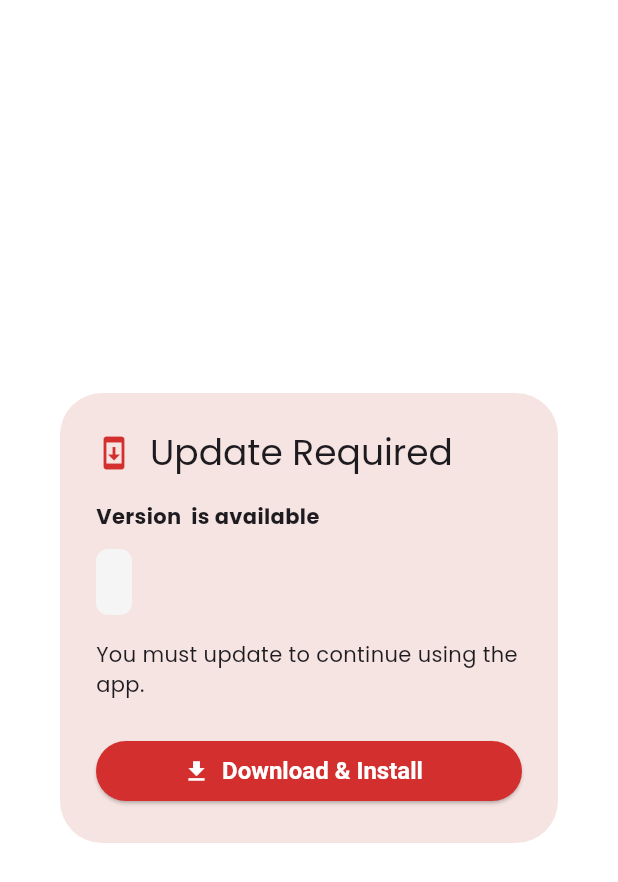
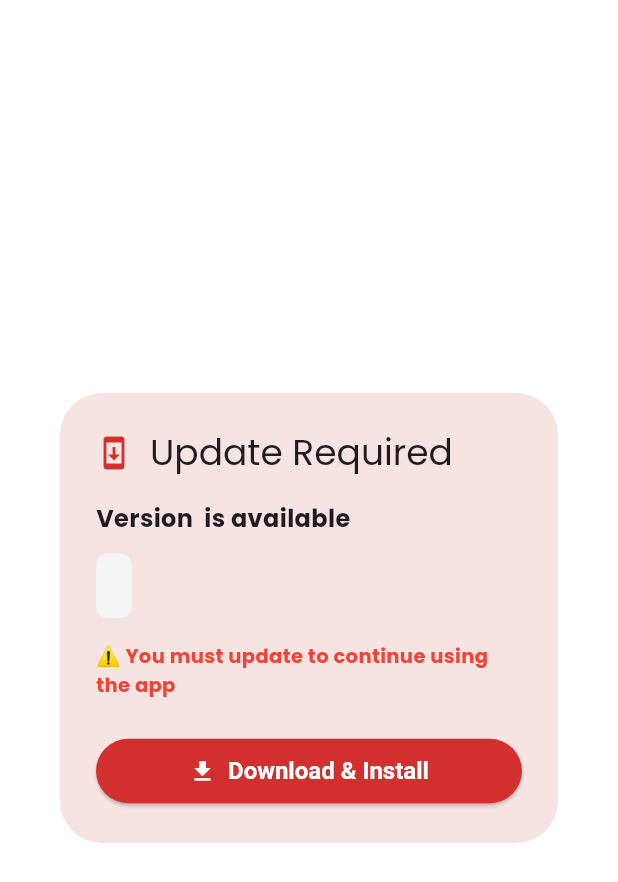
Before and after one commit to Rehancodecraft/EC-Saver, a Flutter app: the UpdateDialog widget shown alone on an empty page, opened directly with empty values, on a phone screen of 412 x 824 dp. Shown: the top 882 px of the screen. Run offline on Flutter 3.47's test engine with Material 3 defaults, Android fonts, the phone set to English and light mode, and no system bars; our stand-ins replace google_fonts, open_file, package_info_plus, pdf, permission_handler, printing and 2 more; missing offline and left inert: dart:html; accounts and stored records are empty; network calls fail.

Commit message:
solving the stuck problem

```diff
--- a/lib/widgets/update_dialog.dart
+++ b/lib/widgets/update_dialog.dart
@@ -1,3 +1,5 @@
+import 'dart:io';
+import 'package:flutter/services.dart';
 import 'package:flutter/material.dart';
 import 'package:open_file/open_file.dart';
 import '../services/update_service.dart';
@@ -45,15 +47,31 @@ class _UpdateDialogState extends State<UpdateDialog> {
         }
       });
 
-      await Future.delayed(const Duration(seconds: 1));
+      // small delay to let OpenFile/open installer trigger
+      await Future.delayed(const Duration(milliseconds: 800));
+
       if (mounted) {
+        // Inform user then exit app so installer can replace app cleanly
         setState(() {
           _isDownloading = false;
-          _status = 'Installer opened. If not, check your Downloads folder and install manually.';
+          _status = 'Installer opened. The app will close so installation can proceed.';
         });
-        Future.delayed(const Duration(seconds: 3), () {
-          if (mounted) Navigator.of(context).pop();
-        });
+
+        // Give user a moment to read status
+        await Future.delayed(const Duration(seconds: 1));
+
+        // Close dialog if open
+        if (mounted) Navigator.of(context).pop();
+
+        // Gracefully exit the app so installer can run and new app can be started.
+        // On Android SystemNavigator.pop() will move app to background; exit(0) ensures process ends.
+        try {
+          SystemNavigator.pop();
+        } catch (_) {}
+        // Fallback to ensure process terminates
+        try {
+          exit(0);
+        } catch (_) {}
       }
     } catch (e) {
       if (mounted) {
@@ -88,12 +106,26 @@ class _UpdateDialogState extends State<UpdateDialog> {
           mainAxisSize: MainAxisSize.min,
           crossAxisAlignment: CrossAxisAlignment.start,
           children: [
-            Text('Version ${widget.latestVersion} is available', style: const TextStyle(fontWeight: FontWeight.bold)),
+            Text(
+              'Version ${widget.latestVersion} is available',
+              style: const TextStyle(
+                fontSize: 16,
+                fontWeight: FontWeight.bold,
+              ),
+            ),
             const SizedBox(height: 12),
             Container(
               padding: const EdgeInsets.all(12),
-              decoration: BoxDecoration(color: Colors.grey[100], borderRadius: BorderRadius.circular(8)),
-              child: Text(widget.releaseNotes, maxLines: 6, overflow: TextOverflow.ellipsis),
+              decoration: BoxDecoration(
+                color: Colors.grey[100],
+                borderRadius: BorderRadius.circular(8),
+              ),
+              child: Text(
+                widget.releaseNotes,
+                style: const TextStyle(fontSize: 13),
+                maxLines: 6,
+                overflow: TextOverflow.ellipsis,
+              ),
             ),
             const SizedBox(height: 16),
             if (_isDownloading) ...[
@@ -101,8 +133,15 @@ class _UpdateDialogState extends State<UpdateDialog> {
               const SizedBox(height: 8),
               Text(_status),
             ] else ...[
-              const Text('You must update to continue using the app.'),
-            ]
+              Text(
+                '⚠️ You must update to continue using the app',
+                style: const TextStyle(
+                  fontSize: 13,
+                  color: Colors.red,
+                  fontWeight: FontWeight.bold,
+                ),
+              ),
+            ],
           ],
         ),
         actions: [
@@ -110,9 +149,22 @@ class _UpdateDialogState extends State<UpdateDialog> {
             width: double.infinity,
             child: ElevatedButton.icon(
               onPressed: _isDownloading ? null : _startDownload,
-              icon: _isDownloading ? const SizedBox(width:16, height:16, child:CircularProgressIndicator(color:Colors.white, strokeWidth:2)) : const Icon(Icons.download),
+              icon: _isDownloading
+                  ? const SizedBox(
+                      width: 16,
+                      height: 16,
+                      child: CircularProgressIndicator(
+                        color: Colors.white,
+                        strokeWidth: 2,
+                      ),
+                    )
+                  : const Icon(Icons.download),
               label: Text(_isDownloading ? 'Downloading...' : 'Download & Install'),
-              style: ElevatedButton.styleFrom(backgroundColor: AppColors.primaryRed),
+              style: ElevatedButton.styleFrom(
+                backgroundColor: AppColors.primaryRed,
+                foregroundColor: Colors.white,
+                padding: const EdgeInsets.symmetric(vertical: 12),
+              ),
             ),
           ),
         ],
```
